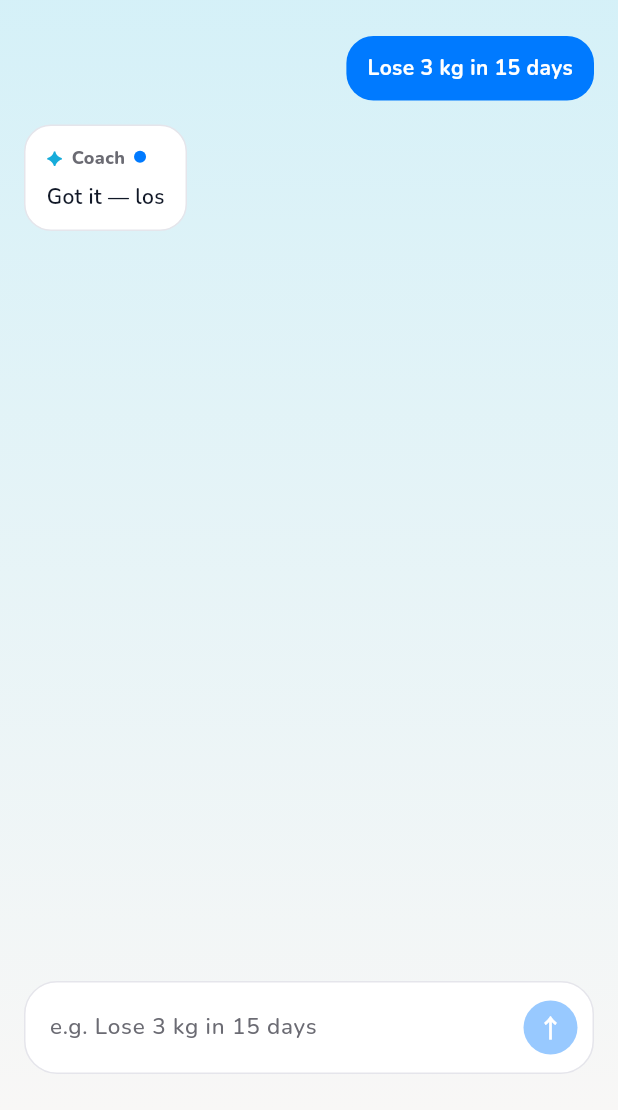
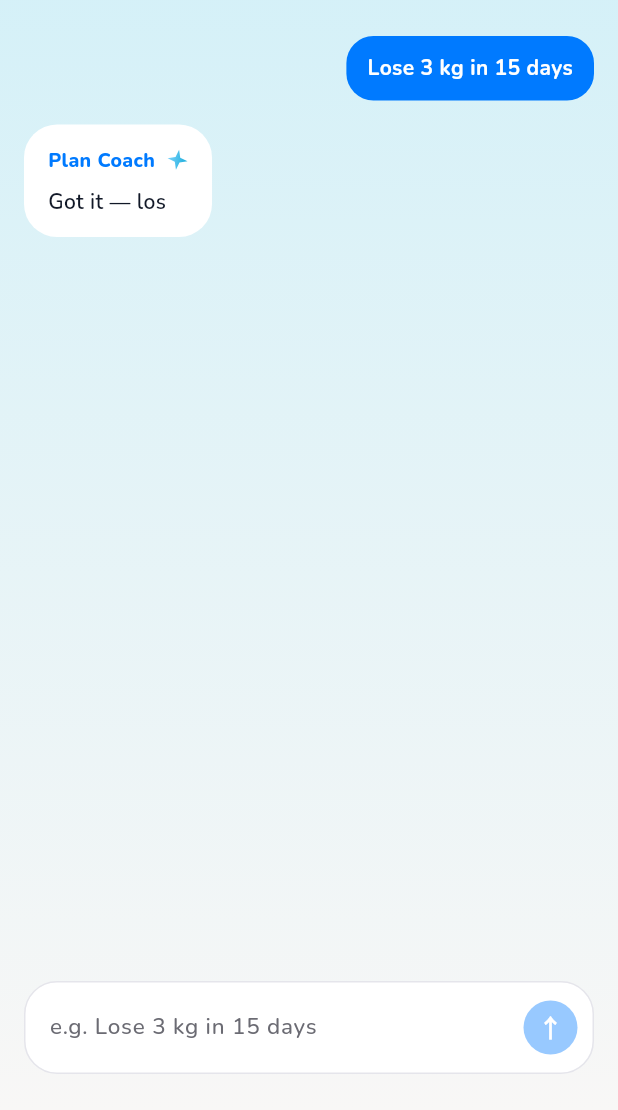
Before and after one commit to 446500261psf/portfolio, a Flutter app: the screen it shows after launch, after a tap on "Lose 3 kg in 15 days", on a phone screen of 412 x 824 dp, the part 126-1236 px from its top. Run offline on Flutter 3.47's test engine with Material 3 defaults, Android fonts, the phone set to English and light mode, and no system bars; our stand-ins replace google_fonts.

Commit message:
fix(flutter): Plan Coach bubble with pausing rotating star (meet-v13)
Show thinking inside the white assistant dialog: blue “Plan Coach”
label with a cyan sparkle that spins once, pauses, then repeats.

Co-authored-by: 446500261psf <446500261psf@users.noreply.github.com>

```diff
--- a/apps/health_shell/lib/coach/ai_plan_coach_meet.dart
+++ b/apps/health_shell/lib/coach/ai_plan_coach_meet.dart
@@ -16,7 +16,7 @@ import 'demo_script.dart';
 class AiPlanCoachMeetPage extends StatefulWidget {
   const AiPlanCoachMeetPage({super.key});
 
-  static const buildMarker = 'meet-v12';
+  static const buildMarker = 'meet-v13';
 
   @override
   State<AiPlanCoachMeetPage> createState() => _AiPlanCoachMeetPageState();
@@ -49,7 +49,6 @@ class _AiPlanCoachMeetPageState extends State<AiPlanCoachMeetPage>
 
   late final AnimationController _intro;
   late final AnimationController _kb;
-  late final AnimationController _sweep;
   final _focus = FocusNode();
   final _controller = TextEditingController();
   final _scroll = ScrollController();
@@ -79,18 +78,12 @@ class _AiPlanCoachMeetPageState extends State<AiPlanCoachMeetPage>
     _intro = AnimationController(vsync: this, duration: _introDuration)
       ..forward();
     _kb = AnimationController(vsync: this, duration: _kbDuration);
-    // Highlight sweep across ✦ Coach while thinking (~2 flashes / sec).
-    _sweep = AnimationController(
-      vsync: this,
-      duration: const Duration(milliseconds: 520),
-    );
   }
 
   @override
   void dispose() {
     _intro.dispose();
     _kb.dispose();
-    _sweep.dispose();
     _focus.dispose();
     _controller.dispose();
     _scroll.dispose();
@@ -209,9 +202,6 @@ class _AiPlanCoachMeetPageState extends State<AiPlanCoachMeetPage>
     }
 
     if (!mounted || seq != _sendSeq) return;
-    _sweep
-      ..stop()
-      ..reset();
     setState(() {
       _planThinking = false;
       _planThinkingLine = null;
@@ -242,7 +232,6 @@ class _AiPlanCoachMeetPageState extends State<AiPlanCoachMeetPage>
       _planThinkingOpacity = 0;
     });
     _scrollToEnd();
-    _sweep.repeat();
     await _runPlanThinkingCycle(seq);
   }
 
@@ -274,15 +263,11 @@ class _AiPlanCoachMeetPageState extends State<AiPlanCoachMeetPage>
       _turn = ChatTurnState.generating;
     });
     _scrollToEnd();
-    _sweep.repeat();
 
     await Future<void>.delayed(const Duration(milliseconds: 850));
     if (!mounted || seq != _sendSeq) return;
 
     final beat = WeightLoss15DayScript.beatForUserTurn(userTurn, text);
-    _sweep
-      ..stop()
-      ..reset();
 
     setState(() {
       _turn = ChatTurnState.streaming;
@@ -347,7 +332,7 @@ class _AiPlanCoachMeetPageState extends State<AiPlanCoachMeetPage>
         child: SafeArea(
           bottom: false,
           child: AnimatedBuilder(
-            animation: Listenable.merge([_intro, _kb, _sweep]),
+            animation: Listenable.merge([_intro, _kb]),
             builder: (context, _) {
               final t = _intro.value;
               final k = _kb.value;
@@ -405,7 +390,6 @@ class _AiPlanCoachMeetPageState extends State<AiPlanCoachMeetPage>
                                   planThinkingLine: _planThinkingLine,
                                   planThinkingOpacity: _planThinkingOpacity,
                                   weeks: _weeks,
-                                  sweep: _sweep,
                                   scrollController: _scroll,
                                 )
                               : LayoutBuilder(
--- a/apps/health_shell/lib/coach/chat_transcript.dart
+++ b/apps/health_shell/lib/coach/chat_transcript.dart
@@ -1,3 +1,6 @@
+import 'dart:async';
+import 'dart:math' as math;
+
 import 'package:flutter/material.dart';
 import 'package:google_fonts/google_fonts.dart';
 
@@ -10,7 +13,6 @@ class ChatTranscript extends StatelessWidget {
     super.key,
     required this.messages,
     required this.generating,
-    required this.sweep,
     required this.scrollController,
     this.planThinking = false,
     this.planThinkingLine,
@@ -20,7 +22,6 @@ class ChatTranscript extends StatelessWidget {
 
   final List<ChatMessage> messages;
   final bool generating;
-  final Animation<double> sweep;
   final ScrollController scrollController;
   final bool planThinking;
   final String? planThinkingLine;
@@ -31,17 +32,14 @@ class ChatTranscript extends StatelessWidget {
   Widget build(BuildContext context) {
     final showWeeks = weeks.isNotEmpty && !planThinking;
     final extras = <Widget>[
-      if (generating) CoachShimmerLabel(sweep: sweep),
+      if (generating)
+        const _ThinkingBubble(),
       if (planThinking)
-        Column(
-          crossAxisAlignment: CrossAxisAlignment.start,
-          children: [
-            if (!generating) CoachShimmerLabel(sweep: sweep),
-            PlanThinkingLineView(
-              line: planThinkingLine ?? '',
-              opacity: planThinkingOpacity,
-            ),
-          ],
+        _ThinkingBubble(
+          body: PlanThinkingLineView(
+            line: planThinkingLine ?? '',
+            opacity: planThinkingOpacity,
+          ),
         ),
       if (showWeeks) WeekPlanCardList(weeks: weeks),
     ];
@@ -111,11 +109,10 @@ class _AssistantBubble extends StatelessWidget {
         alignment: Alignment.centerLeft,
         child: Container(
           constraints: const BoxConstraints(maxWidth: 320),
-          padding: const EdgeInsets.fromLTRB(14, 12, 14, 12),
+          padding: const EdgeInsets.fromLTRB(16, 14, 16, 14),
           decoration: BoxDecoration(
             color: Colors.white,
-            borderRadius: BorderRadius.circular(18),
-            border: Border.all(color: const Color(0xFFE5E5EB)),
+            borderRadius: BorderRadius.circular(22),
           ),
           child: Column(
             crossAxisAlignment: CrossAxisAlignment.start,
@@ -123,19 +120,10 @@ class _AssistantBubble extends StatelessWidget {
               Row(
                 mainAxisSize: MainAxisSize.min,
                 children: [
-                  const _CoachLabel(),
+                  const _PlanCoachLabel(),
                   if (streaming) ...[
-                    const SizedBox(width: 6),
-                    SizedBox(
-                      width: 8,
-                      height: 8,
-                      child: DecoratedBox(
-                        decoration: BoxDecoration(
-                          color: const Color(0xFF007AFF),
-                          borderRadius: BorderRadius.circular(99),
-                        ),
-                      ),
-                    ),
+                    const SizedBox(width: 8),
+                    const _PausingRotatingStar(size: 14),
                   ],
                 ],
               ),
@@ -157,94 +145,40 @@ class _AssistantBubble extends StatelessWidget {
   }
 }
 
-class _CoachLabel extends StatelessWidget {
-  const _CoachLabel();
+/// White reply shell used while Coach is thinking.
+class _ThinkingBubble extends StatelessWidget {
+  const _ThinkingBubble({this.body});
 
-  @override
-  Widget build(BuildContext context) {
-    return Row(
-      mainAxisSize: MainAxisSize.min,
-      children: [
-        Text(
-          '✦',
-          style: GoogleFonts.nunito(
-            fontSize: 12,
-            fontWeight: FontWeight.w800,
-            color: const Color(0xFF17ACDA),
-          ),
-        ),
-        const SizedBox(width: 6),
-        Text(
-          'Coach',
-          style: GoogleFonts.nunito(
-            fontSize: 12,
-            fontWeight: FontWeight.w800,
-            color: const Color(0xFF6B6B73),
-          ),
-        ),
-      ],
-    );
-  }
-}
-
-/// ✦ Coach with a visible highlight sweep (reply thinking / plan generating).
-class CoachShimmerLabel extends StatelessWidget {
-  const CoachShimmerLabel({super.key, required this.sweep});
-
-  final Animation<double> sweep;
+  final Widget? body;
 
   @override
   Widget build(BuildContext context) {
     return Padding(
-      padding: const EdgeInsets.only(bottom: 8),
+      padding: const EdgeInsets.only(bottom: 16),
       child: Align(
         alignment: Alignment.centerLeft,
-        child: AnimatedBuilder(
-          animation: sweep,
-          builder: (context, child) {
-            final t = Curves.easeInOut.transform(sweep.value);
-            return ShaderMask(
-              blendMode: BlendMode.srcIn,
-              shaderCallback: (bounds) {
-                final start = -1.2 + 2.8 * t;
-                return LinearGradient(
-                  begin: Alignment(start, -0.4),
-                  end: Alignment(start + 0.85, 0.4),
-                  colors: const [
-                    Color(0xFF6B6B73),
-                    Color(0xFF6B6B73),
-                    Color(0xFF7DD3FC),
-                    Color(0xFFFFFFFF),
-                    Color(0xFF7DD3FC),
-                    Color(0xFF6B6B73),
-                    Color(0xFF6B6B73),
-                  ],
-                  stops: const [0.0, 0.32, 0.44, 0.50, 0.56, 0.68, 1.0],
-                ).createShader(bounds);
-              },
-              child: child,
-            );
-          },
-          child: Row(
-            mainAxisSize: MainAxisSize.min,
+        child: Container(
+          constraints: const BoxConstraints(maxWidth: 320),
+          padding: const EdgeInsets.fromLTRB(16, 14, 16, 14),
+          decoration: BoxDecoration(
+            color: Colors.white,
+            borderRadius: BorderRadius.circular(22),
+          ),
+          child: Column(
+            crossAxisAlignment: CrossAxisAlignment.start,
             children: [
-              Text(
-                '✦',
-                style: GoogleFonts.nunito(
-                  fontSize: 12,
-                  fontWeight: FontWeight.w800,
-                  color: Colors.white,
-                ),
+              const Row(
+                mainAxisSize: MainAxisSize.min,
+                children: [
+                  _PlanCoachLabel(),
+                  SizedBox(width: 8),
+                  _PausingRotatingStar(size: 14),
+                ],
               ),
-              const SizedBox(width: 6),
-              Text(
-                'Coach',
-                style: GoogleFonts.nunito(
-                  fontSize: 12,
-                  fontWeight: FontWeight.w800,
-                  color: Colors.white,
-                ),
-              ),
+              if (body != null) ...[
+                const SizedBox(height: 4),
+                body!,
+              ],
             ],
           ),
         ),
@@ -252,3 +186,118 @@ class CoachShimmerLabel extends StatelessWidget {
     );
   }
 }
+
+class _PlanCoachLabel extends StatelessWidget {
+  const _PlanCoachLabel();
+
+  @override
+  Widget build(BuildContext context) {
+    return Text(
+      'Plan Coach',
+      style: GoogleFonts.nunito(
+        fontSize: 13,
+        fontWeight: FontWeight.w800,
+        color: const Color(0xFF007AFF),
+      ),
+    );
+  }
+}
+
+/// 4-point star: one full turn, brief pause, repeat.
+class _PausingRotatingStar extends StatefulWidget {
+  const _PausingRotatingStar({required this.size});
+
+  final double size;
+
+  @override
+  State<_PausingRotatingStar> createState() => _PausingRotatingStarState();
+}
+
+class _PausingRotatingStarState extends State<_PausingRotatingStar>
+    with SingleTickerProviderStateMixin {
+  late final AnimationController _spin;
+  Timer? _pause;
+
+  @override
+  void initState() {
+    super.initState();
+    _spin = AnimationController(
+      vsync: this,
+      duration: const Duration(milliseconds: 750),
+    )..addStatusListener(_onStatus);
+    unawaited(_spin.forward());
+  }
+
+  void _onStatus(AnimationStatus status) {
+    if (status != AnimationStatus.completed || !mounted) return;
+    _pause?.cancel();
+    _pause = Timer(const Duration(milliseconds: 320), () {
+      if (!mounted) return;
+      unawaited(_spin.forward(from: 0));
+    });
+  }
+
+  @override
+  void dispose() {
+    _pause?.cancel();
+    _spin.removeStatusListener(_onStatus);
+    _spin.dispose();
+    super.dispose();
+  }
+
+  @override
+  Widget build(BuildContext context) {
+    return AnimatedBuilder(
+      animation: _spin,
+      builder: (context, child) {
+        // Ease the turn; hold at rest during the pause between forwards.
+        final t = Curves.easeInOutCubic.transform(_spin.value);
+        return Transform.rotate(
+          angle: t * math.pi * 2,
+          child: child,
+        );
+      },
+      child: SizedBox(
+        width: widget.size,
+        height: widget.size,
+        child: CustomPaint(painter: _CyanSparklePainter()),
+      ),
+    );
+  }
+}
+
+class _CyanSparklePainter extends CustomPainter {
+  @override
+  void paint(Canvas canvas, Size size) {
+    final cx = size.width / 2;
+    final cy = size.height / 2;
+    final outer = size.width * 0.48;
+    final inner = size.width * 0.16;
+    final path = Path();
+    for (var i = 0; i < 4; i++) {
+      final aOuter = -math.pi / 2 + i * math.pi / 2;
+      final aInner = aOuter + math.pi / 4;
+      final ox = cx + outer * math.cos(aOuter);
+      final oy = cy + outer * math.sin(aOuter);
+      final ix = cx + inner * math.cos(aInner);
+      final iy = cy + inner * math.sin(aInner);
+      if (i == 0) {
+        path.moveTo(ox, oy);
+      } else {
+        path.lineTo(ox, oy);
+      }
+      path.lineTo(ix, iy);
+    }
+    path.close();
+    final paint = Paint()
+      ..shader = const LinearGradient(
+        begin: Alignment.topCenter,
+        end: Alignment.bottomCenter,
+        colors: [Color(0xFF17ACDA), Color(0xFF7DD3FC)],
+      ).createShader(Offset.zero & size);
+    canvas.drawPath(path, paint);
+  }
+
+  @override
+  bool shouldRepaint(covariant CustomPainter oldDelegate) => false;
+}
--- a/apps/health_shell/lib/coach/plan_thinking.dart
+++ b/apps/health_shell/lib/coach/plan_thinking.dart
@@ -15,7 +15,7 @@ class PlanThinkingLineView extends StatelessWidget {
   @override
   Widget build(BuildContext context) {
     return Padding(
-      padding: const EdgeInsets.only(left: 2, top: 4, bottom: 20),
+      padding: const EdgeInsets.only(top: 2, bottom: 2),
       child: Opacity(
         opacity: opacity.clamp(0.0, 1.0),
         child: Text(
```
Also changed, not shown: 3 other files.
